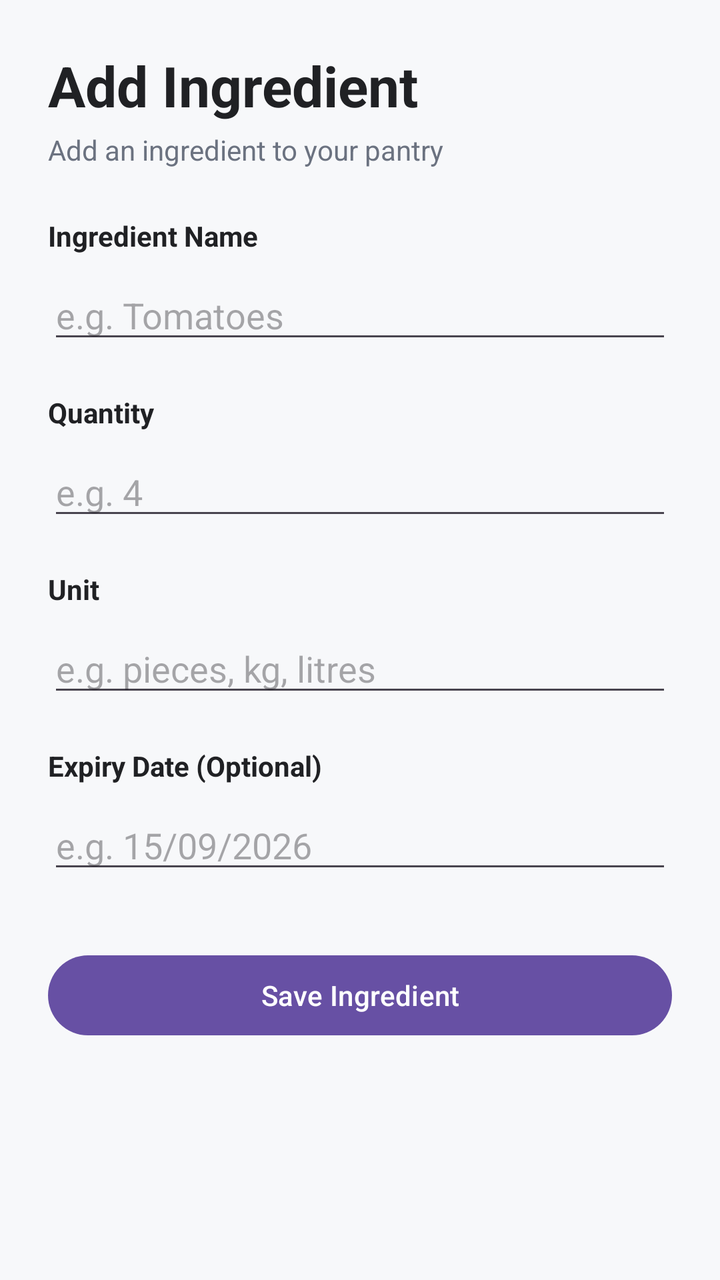
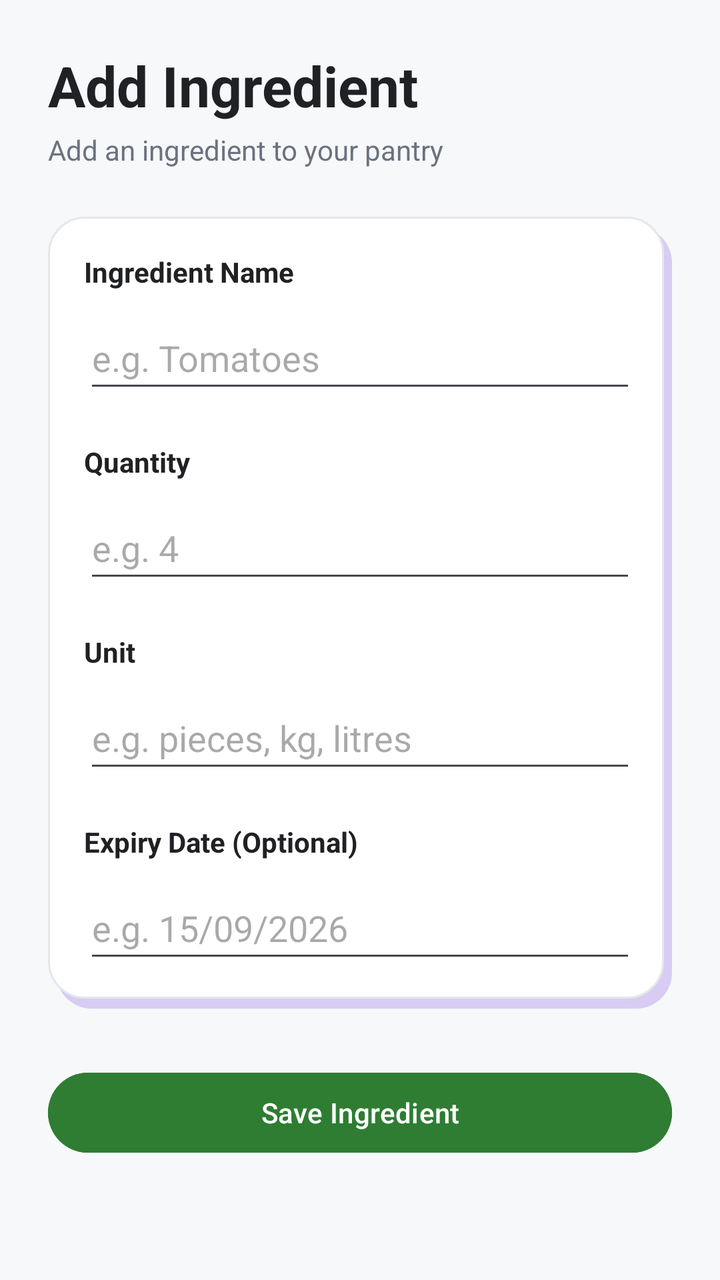

Two renders of the same Android screen: before a commit and after it. Below are the layout's source before the change and the commit's diff.
<!-- AndroidManifest.xml: application theme Theme.SmartPantryManager -->
<!-- res/layout/activity_add_edit_ingredient.xml -->
<?xml version="1.0" encoding="utf-8"?>
<ScrollView xmlns:android="http://schemas.android.com/apk/res/android"
    android:layout_width="match_parent"
    android:layout_height="match_parent"
    android:background="#F7F8FA">

    
    <LinearLayout
        android:layout_width="match_parent"
        android:layout_height="wrap_content"
        android:orientation="vertical"
        android:padding="24dp">

        
        <TextView
            android:layout_width="wrap_content"
            android:layout_height="wrap_content"
            android:text="Add Ingredient"
            android:textSize="28sp"
            android:textStyle="bold"
            android:textColor="#202124" />

        
        <TextView
            android:layout_width="wrap_content"
            android:layout_height="wrap_content"
            android:layout_marginTop="4dp"
            android:layout_marginBottom="24dp"
            android:text="Add an ingredient to your pantry"
            android:textSize="14sp"
            android:textColor="#6B7280" />

        
        <TextView
            android:layout_width="wrap_content"
            android:layout_height="wrap_content"
            android:text="Ingredient Name"
            android:textStyle="bold"
            android:textColor="#202124" />

        <EditText
            android:id="@+id/etIngredientName"
            android:layout_width="match_parent"
            android:layout_height="wrap_content"
            android:layout_marginTop="8dp"
            android:hint="e.g. Tomatoes"
            android:inputType="textCapSentences" />

        
        <TextView
            android:layout_width="wrap_content"
            android:layout_height="wrap_content"
            android:layout_marginTop="20dp"
            android:text="Quantity"
            android:textStyle="bold"
            android:textColor="#202124" />

        <EditText
            android:id="@+id/etQuantity"
            android:layout_width="match_parent"
            android:layout_height="wrap_content"
            android:layout_marginTop="8dp"
            android:hint="e.g. 4"
            android:inputType="numberDecimal" />

        
        <TextView
            android:layout_width="wrap_content"
            android:layout_height="wrap_content"
            android:layout_marginTop="20dp"
            android:text="Unit"
            android:textStyle="bold"
            android:textColor="#202124" />

        <EditText
            android:id="@+id/etUnit"
            android:layout_width="match_parent"
            android:layout_height="wrap_content"
            android:layout_marginTop="8dp"
            android:hint="e.g. pieces, kg, litres"
            android:inputType="textCapSentences" />

        
        <TextView
            android:layout_width="wrap_content"
            android:layout_height="wrap_content"
            android:layout_marginTop="20dp"
            android:text="Expiry Date (Optional)"
            android:textStyle="bold"
            android:textColor="#202124" />

        <EditText
            android:id="@+id/etExpiryDate"
            android:layout_width="match_parent"
            android:layout_height="wrap_content"
            android:layout_marginTop="8dp"
            android:hint="e.g. 15/09/2026"
            android:inputType="date" />

        
        <Button
            android:id="@+id/btnSaveIngredient"
            android:layout_width="match_parent"
            android:layout_height="wrap_content"
            android:layout_marginTop="32dp"
            android:text="Save Ingredient"
            android:textAllCaps="false" />

    </LinearLayout>

</ScrollView>
<!-- resources referenced by this layout -->
<resources>
  <style name="Theme.SmartPantryManager" parent="Base.Theme.SmartPantryManager" />
  <style name="Base.Theme.SmartPantryManager" parent="Theme.Material3.DayNight.NoActionBar">
          
          
      </style>
</resources>

<!-- the commit's change to res/layout/activity_add_edit_ingredient.xml (unified diff, before → after) -->
@@ -11,8 +11,8 @@
         android:orientation="vertical"
         android:padding="24dp">
 
-        
         <TextView
+            android:id="@+id/tvFormTitle"
             android:layout_width="wrap_content"
             android:layout_height="wrap_content"
             android:text="Add Ingredient"
@@ -20,8 +20,9 @@
             android:textStyle="bold"
             android:textColor="#202124" />
 
-        
+
         <TextView
+            android:id="@+id/tvFormSubtitle"
             android:layout_width="wrap_content"
             android:layout_height="wrap_content"
             android:layout_marginTop="4dp"
@@ -30,81 +31,101 @@
             android:textSize="14sp"
             android:textColor="#6B7280" />
 
+
         
-        <TextView
-            android:layout_width="wrap_content"
-            android:layout_height="wrap_content"
-            android:text="Ingredient Name"
-            android:textStyle="bold"
-            android:textColor="#202124" />
-
-        <EditText
-            android:id="@+id/etIngredientName"
+        <LinearLayout
             android:layout_width="match_parent"
             android:layout_height="wrap_content"
-            android:layout_marginTop="8dp"
-            android:hint="e.g. Tomatoes"
-            android:inputType="textCapSentences" />
+            android:orientation="vertical"
+            android:padding="18dp"
+            android:background="@drawable/detail_card_background">
 
-        
-        <TextView
-            android:layout_width="wrap_content"
-            android:layout_height="wrap_content"
-            android:layout_marginTop="20dp"
-            android:text="Quantity"
-            android:textStyle="bold"
-            android:textColor="#202124" />
+            
+            <TextView
+                android:layout_width="wrap_content"
+                android:layout_height="wrap_content"
+                android:text="Ingredient Name"
+                android:textStyle="bold"
+                android:textColor="#202124" />
 
-        <EditText
-            android:id="@+id/etQuantity"
-            android:layout_width="match_parent"
-            android:layout_height="wrap_content"
-            android:layout_marginTop="8dp"
-            android:hint="e.g. 4"
-            android:inputType="numberDecimal" />
+            <EditText
+                android:id="@+id/etIngredientName"
+                android:layout_width="match_parent"
+                android:layout_height="wrap_content"
+                android:layout_marginTop="8dp"
+                android:minHeight="48dp"
+                android:hint="e.g. Tomatoes"
+                android:inputType="textCapSentences" />
 
-        
-        <TextView
-            android:layout_width="wrap_content"
-            android:layout_height="wrap_content"
-            android:layout_marginTop="20dp"
-            android:text="Unit"
-            android:textStyle="bold"
-            android:textColor="#202124" />
 
-        <EditText
-            android:id="@+id/etUnit"
-            android:layout_width="match_parent"
-            android:layout_height="wrap_content"
-            android:layout_marginTop="8dp"
-            android:hint="e.g. pieces, kg, litres"
-            android:inputType="textCapSentences" />
+            
+            <TextView
+                android:layout_width="wrap_content"
+                android:layout_height="wrap_content"
+                android:layout_marginTop="20dp"
+                android:text="Quantity"
+                android:textStyle="bold"
+                android:textColor="#202124" />
 
-        
-        <TextView
-            android:layout_width="wrap_content"
-            android:layout_height="wrap_content"
-            android:layout_marginTop="20dp"
-            android:text="Expiry Date (Optional)"
-            android:textStyle="bold"
-            android:textColor="#202124" />
+            <EditText
+                android:id="@+id/etQuantity"
+                android:layout_width="match_parent"
+                android:layout_height="wrap_content"
+                android:layout_marginTop="8dp"
+                android:minHeight="48dp"
+                android:hint="e.g. 4"
+                android:inputType="numberDecimal" />
 
-        <EditText
-            android:id="@+id/etExpiryDate"
-            android:layout_width="match_parent"
-            android:layout_height="wrap_content"
-            android:layout_marginTop="8dp"
-            android:hint="e.g. 15/09/2026"
-            android:inputType="date" />
 
-        
+            
+            <TextView
+                android:layout_width="wrap_content"
+                android:layout_height="wrap_content"
+                android:layout_marginTop="20dp"
+                android:text="Unit"
+                android:textStyle="bold"
+                android:textColor="#202124" />
+
+            <EditText
+                android:id="@+id/etUnit"
+                android:layout_width="match_parent"
+                android:layout_height="wrap_content"
+                android:layout_marginTop="8dp"
+                android:minHeight="48dp"
+                android:hint="e.g. pieces, kg, litres"
+                android:inputType="textCapSentences" />
+
+
+            
+            <TextView
+                android:layout_width="wrap_content"
+                android:layout_height="wrap_content"
+                android:layout_marginTop="20dp"
+                android:text="Expiry Date (Optional)"
+                android:textStyle="bold"
+                android:textColor="#202124" />
+
+            <EditText
+                android:id="@+id/etExpiryDate"
+                android:layout_width="match_parent"
+                android:layout_height="wrap_content"
+                android:layout_marginTop="8dp"
+                android:minHeight="48dp"
+                android:hint="e.g. 15/09/2026"
+                android:inputType="date" />
+
+        </LinearLayout>
+
+
         <Button
             android:id="@+id/btnSaveIngredient"
             android:layout_width="match_parent"
             android:layout_height="wrap_content"
-            android:layout_marginTop="32dp"
+            android:layout_marginTop="28dp"
             android:text="Save Ingredient"
-            android:textAllCaps="false" />
+            android:textAllCaps="false"
+            android:textColor="@color/button_text_white"
+            android:backgroundTint="@color/add_green" />
 
     </LinearLayout>
 
<!-- resource entries referenced after the edit -->
@@ -1,5 +1,46 @@
 <!-- resources referenced by this layout -->
 <resources>
+  <color name="add_green">#2E7D32</color>
+  <color name="button_text_white">#FFFFFF</color>
+  <!-- drawable detail_card_background (drawable) -->
+  <?xml version="1.0" encoding="utf-8"?>
+  <layer-list xmlns:android="http://schemas.android.com/apk/res/android">
+  
+      
+      <item
+          android:left="4dp"
+          android:top="5dp">
+  
+          <shape android:shape="rectangle">
+  
+              <solid android:color="#D8CCF4" />
+  
+              <corners android:radius="18dp" />
+  
+          </shape>
+  
+      </item>
+  
+      
+      <item
+          android:right="4dp"
+          android:bottom="5dp">
+  
+          <shape android:shape="rectangle">
+  
+              <solid android:color="#FFFFFF" />
+  
+              <stroke
+                  android:width="1dp"
+                  android:color="#E5E7EB" />
+  
+              <corners android:radius="18dp" />
+  
+          </shape>
+  
+      </item>
+  
+  </layer-list>
   <style name="Theme.SmartPantryManager" parent="Base.Theme.SmartPantryManager" />
   <style name="Base.Theme.SmartPantryManager" parent="Theme.Material3.DayNight.NoActionBar">
           
